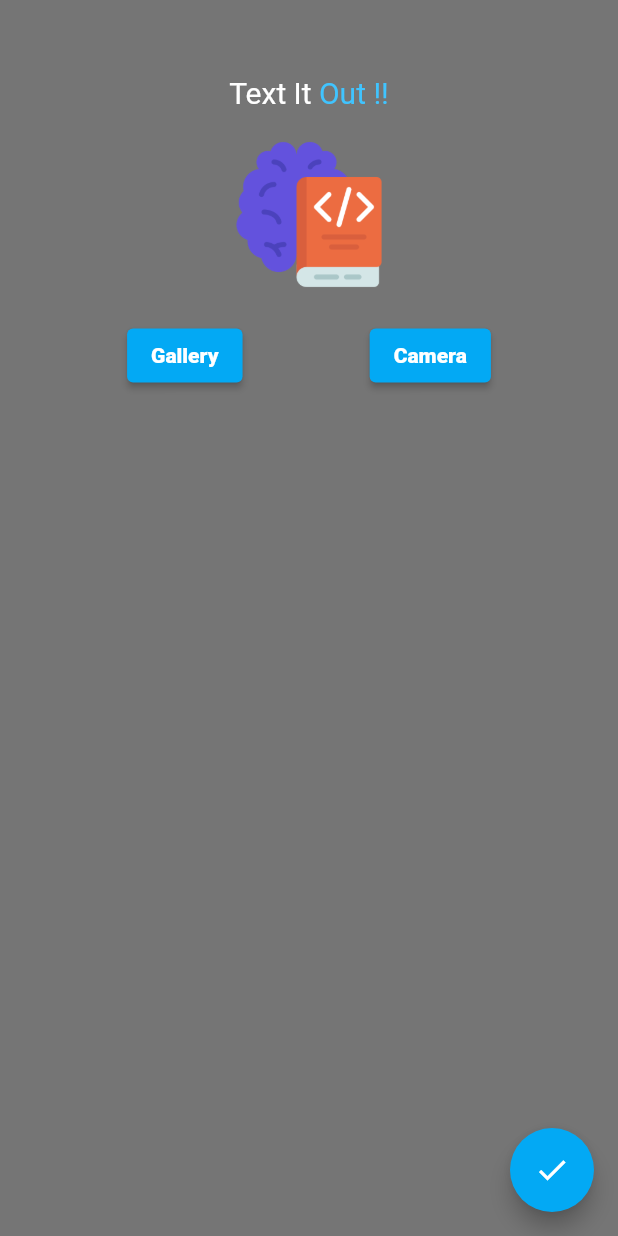
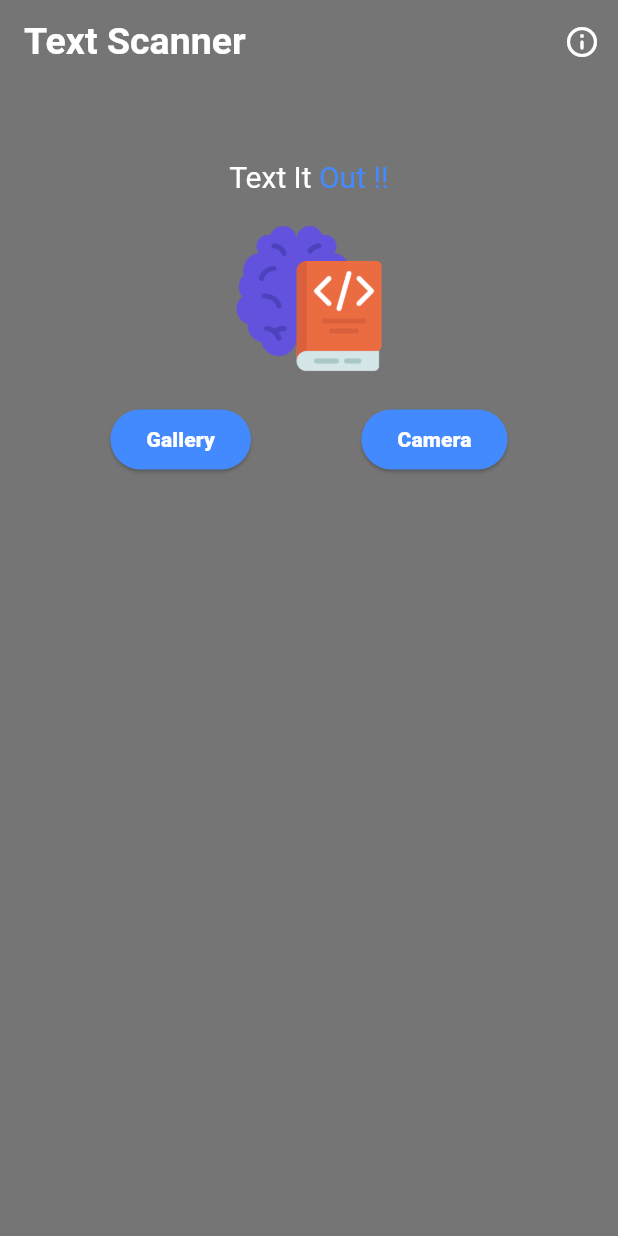
Before and after one commit to abhidhadke/Text-Extractor-App, a Flutter app: the screen it shows after launch, on a phone screen of 412 x 824 dp. Run offline on Flutter 3.47's test engine with Material 2 defaults, Android fonts, the phone set to English and light mode, and no system bars; our stand-ins replace image_cropper, image_picker; missing offline and left inert: google_ml_kit.

Commit message:
final changes

```diff
--- a/lib/app/routes/app.routes.dart
+++ b/lib/app/routes/app.routes.dart
@@ -1,9 +1,13 @@
+
+import 'package:textscanner/meta/view/appInfo/appInfo.dart';
 import 'package:textscanner/meta/view/homeView/home.view.dart';
 
 class AppRoutes {
   static const String homeRoute = "/home";
+  static const String aboutMe = "/aboutMe";
 
   static final routes = {
     homeRoute: (context) => const HomeView(),
+    aboutMe: (context) => const MyAppInfo()
   };
 }
--- a/lib/core/notifier/homeNotifier/home.notifer.dart
+++ b/lib/core/notifier/homeNotifier/home.notifer.dart
@@ -10,7 +10,9 @@ class HomeNotifer with ChangeNotifier {
   File? userImage;
   File? get getUserImage => userImage;
   bool loading = false;
+  bool finishLoad = false;
   bool? get getLoading => loading;
+  bool? get finishedLoading => finishLoad;
   String? finalText;
   final textDetector = GoogleMlKit.vision.textDetector();
 
@@ -21,7 +23,7 @@ class HomeNotifer with ChangeNotifier {
 
     if (userImage != null) {
       finalText = '';
-      userImage = await ImageCropper.cropImage(
+      userImage = await ImageCropper().cropImage(
           sourcePath: userImage!.path,
           aspectRatioPresets: [
             CropAspectRatioPreset.square,
@@ -40,6 +42,7 @@ class HomeNotifer with ChangeNotifier {
             minimumAspectRatio: 1.0,
           ));
       loading = true;
+      finishLoad = false;
       notifyListeners();
     } else {
       loading = false;
@@ -64,7 +67,10 @@ class HomeNotifer with ChangeNotifier {
           }
         }
       }
+      finishLoad = true;
+      notifyListeners();
     } else {
+      finishLoad = false;
       showInfo(context: context, text: 'Please Select A Image');
     }
   }
--- a/lib/main.dart
+++ b/lib/main.dart
@@ -31,6 +31,7 @@ class Lava extends StatelessWidget {
       initialRoute: AppRoutes.homeRoute,
       theme: ThemeData(
         fontFamily: 'roboto',
+        useMaterial3: true,
       ),
       routes: AppRoutes.routes,
     );
--- a/lib/meta/view/homeView/home.view.dart
+++ b/lib/meta/view/homeView/home.view.dart
@@ -1,28 +1,26 @@
-import 'dart:ui';
 import 'package:flutter/material.dart';
 import 'package:image_picker/image_picker.dart';
 import 'package:provider/provider.dart';
+import 'package:textscanner/app/routes/app.routes.dart';
 import 'package:textscanner/core/notifier/homeNotifier/home.notifer.dart';
 
 class HomeView extends StatelessWidget {
   const HomeView({Key? key}) : super(key: key);
   @override
   Widget build(BuildContext context) {
-    return SafeArea(
-      child: Scaffold(
-        floatingActionButton: FloatingActionButton(
-          backgroundColor: Colors.lightBlue,
-          onPressed: () {
-            Provider.of<HomeNotifer>(context, listen: false)
-                .getImageFromText(context: context);
-          },
-          child: const Icon(
-            Icons.done,
-            color: Colors.white,
-          ),
+    return Scaffold(
+      appBar: AppBar(
+        backgroundColor: Colors.transparent,
+        title: const Text("Text Scanner", style: TextStyle(color: Colors.white, fontSize: 25, fontWeight: FontWeight.w600),),
+        actions: [
+          IconButton(onPressed: (){
+            Navigator.of(context).pushNamed(AppRoutes.aboutMe);
+          }, icon: const Icon(Icons.info_outline_rounded, color: Colors.white,))
+        ],
       ),
       backgroundColor: Colors.black54,
-        body: Center(
+      body: SingleChildScrollView(
+        child: Center(
           child: Column(
             children: [
               const SizedBox(
@@ -47,7 +45,7 @@ class HomeView extends StatelessWidget {
                       text: ' Out !!',
                       style: TextStyle(
                         fontSize: 20.0,
-                        color: Colors.lightBlueAccent,
+                        color: Colors.blueAccent,
                       ),
                     ),
                   ],
@@ -69,7 +67,7 @@ class HomeView extends StatelessWidget {
                   ElevatedButton(
                     style: ButtonStyle(
                       backgroundColor:
-                          MaterialStateProperty.all(Colors.lightBlue),
+                          MaterialStateProperty.all(Colors.blueAccent),
                     ),
                     child: const Text(
                       'Gallery',
@@ -87,7 +85,7 @@ class HomeView extends StatelessWidget {
                   ElevatedButton(
                     style: ButtonStyle(
                       backgroundColor:
-                          MaterialStateProperty.all(Colors.lightBlue),
+                          MaterialStateProperty.all(Colors.blueAccent),
                     ),
                     child: const Text(
                       'Camera',
@@ -119,7 +117,8 @@ class HomeView extends StatelessWidget {
                           const SizedBox(
                             height: 20,
                           ),
-                          Text(
+                          SelectionArea(
+                            child: Text(
                               Provider.of<HomeNotifer>(context, listen: true)
                                   .finalText!,
                               textAlign: TextAlign.center,
@@ -128,10 +127,11 @@ class HomeView extends StatelessWidget {
                                 color: Colors.white60,
                               ),
                             ),
+                          ),
                           const SizedBox(
                             height: 20,
                           ),
-                          ElevatedButton(
+                          Provider.of<HomeNotifer>(context, listen: true).finishedLoading == true ? ElevatedButton(
                             style: ButtonStyle(
                               backgroundColor:
                                   MaterialStateProperty.all(Colors.lightBlue),
@@ -147,6 +147,23 @@ class HomeView extends StatelessWidget {
                               Provider.of<HomeNotifer>(context, listen: false)
                                   .copyTextToClipBoard(context: context);
                             },
+                          ) :
+                          ElevatedButton(
+                            style: ButtonStyle(
+                              backgroundColor:
+                              MaterialStateProperty.all(Colors.lightBlue),
+                            ),
+                            child: const Text(
+                              'Convert',
+                              style: TextStyle(
+                                color: Colors.white,
+                                fontWeight: FontWeight.w800,
+                              ),
+                            ),
+                            onPressed: () async {
+                              Provider.of<HomeNotifer>(context, listen: false)
+                                  .getImageFromText(context: context);
+                            },
                           )
                         ],
                       ),
--- a/pubspec.yaml
+++ b/pubspec.yaml
@@ -5,7 +5,7 @@ publish_to: "none"
 version: 1.0.0+1
 
 environment:
-  sdk: ">=2.12.0 <3.0.0"
+  sdk: ">=3.0.5 <4.0.0"
 
 dependencies:
   cupertino_icons: ^1.0.2
@@ -24,7 +24,7 @@ dev_dependencies:
 flutter:
   uses-material-design: true
   assets:
-    - assets/images/logo.png
+    - assets/images/
   # fonts:
   #   - family: Schyler
   #     fonts:
```
Also changed, not shown: lib/meta/view/appInfo/appInfo.dart (added, +81 -0 lines), assets/images/aboutMe.png (added), pubspec.lock, 13 other files. Lines whose indentation alone changed are shown as unchanged.
